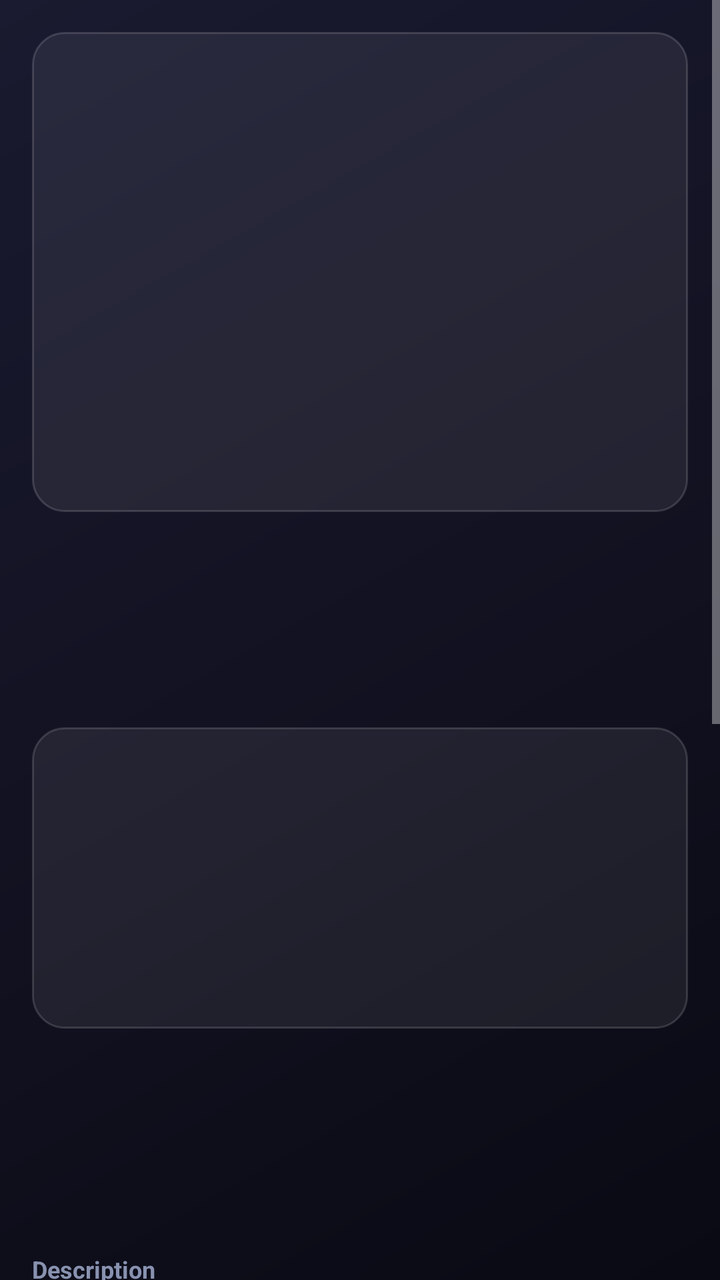
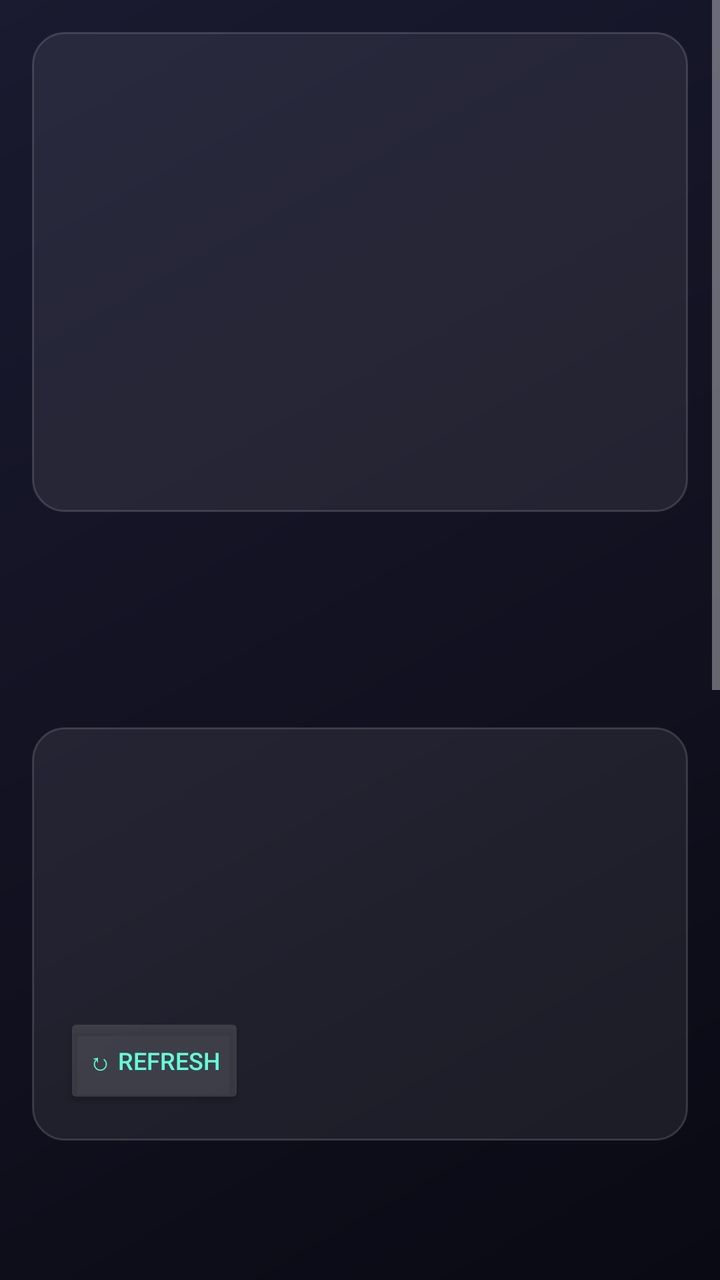

Compare the two renders of this Android layout. The source of the first and the diff that turns it into the second are given below.
<!-- AndroidManifest.xml: application theme Theme.NellisBid -->
<!-- res/layout/activity_detail.xml -->
<?xml version="1.0" encoding="utf-8"?>
<ScrollView xmlns:android="http://schemas.android.com/apk/res/android"
    android:layout_width="match_parent"
    android:layout_height="match_parent"
    android:background="@drawable/bg_gradient"
    android:fillViewport="true">

    <LinearLayout
        android:layout_width="match_parent"
        android:layout_height="wrap_content"
        android:orientation="vertical"
        android:padding="16dp">

        <ImageView
            android:id="@+id/d_img"
            android:layout_width="match_parent"
            android:layout_height="240dp"
            android:scaleType="centerCrop"
            android:background="@drawable/bg_glass"
            android:contentDescription="item photo" />

        <HorizontalScrollView
            android:layout_width="match_parent"
            android:layout_height="wrap_content"
            android:layout_marginTop="8dp"
            android:scrollbars="none">

            <LinearLayout
                android:id="@+id/d_gallery"
                android:layout_width="wrap_content"
                android:layout_height="wrap_content"
                android:orientation="horizontal" />
        </HorizontalScrollView>

        <TextView
            android:id="@+id/d_title"
            android:layout_width="match_parent"
            android:layout_height="wrap_content"
            android:layout_marginTop="14dp"
            android:textColor="@color/text"
            android:textSize="18sp"
            android:textStyle="bold"
            android:textIsSelectable="true" />

        <TextView
            android:id="@+id/d_quality"
            android:layout_width="match_parent"
            android:layout_height="wrap_content"
            android:layout_marginTop="6dp"
            android:textColor="#4CAF50"
            android:textSize="16sp"
            android:textStyle="bold" />

        <TextView
            android:id="@+id/d_condition"
            android:layout_width="match_parent"
            android:layout_height="wrap_content"
            android:layout_marginTop="2dp"
            android:textColor="@color/accent2"
            android:textSize="13sp" />

        <LinearLayout
            android:layout_width="match_parent"
            android:layout_height="wrap_content"
            android:layout_marginTop="14dp"
            android:orientation="vertical"
            android:background="@drawable/bg_glass"
            android:padding="16dp">

            <TextView
                android:id="@+id/d_allin"
                android:layout_width="wrap_content"
                android:layout_height="wrap_content"
                android:textColor="@color/accent"
                android:textSize="22sp"
                android:textStyle="bold" />

            <TextView
                android:id="@+id/d_bid"
                android:layout_width="wrap_content"
                android:layout_height="wrap_content"
                android:layout_marginTop="4dp"
                android:textColor="@color/text"
                android:textSize="15sp" />

            <TextView
                android:id="@+id/d_retail"
                android:layout_width="wrap_content"
                android:layout_height="wrap_content"
                android:layout_marginTop="2dp"
                android:textColor="@color/muted"
                android:textSize="13sp" />

            <TextView
                android:id="@+id/d_premium"
                android:layout_width="wrap_content"
                android:layout_height="wrap_content"
                android:layout_marginTop="2dp"
                android:textColor="@color/muted"
                android:textSize="13sp" />

            <TextView
                android:id="@+id/d_bids"
                android:layout_width="wrap_content"
                android:layout_height="wrap_content"
                android:layout_marginTop="8dp"
                android:textColor="@color/muted"
                android:textSize="13sp" />
        </LinearLayout>

        <TextView
            android:id="@+id/d_closes"
            android:layout_width="match_parent"
            android:layout_height="wrap_content"
            android:layout_marginTop="12dp"
            android:textColor="@color/danger"
            android:textSize="15sp"
            android:textStyle="bold" />

        <TextView
            android:id="@+id/d_time"
            android:layout_width="match_parent"
            android:layout_height="wrap_content"
            android:layout_marginTop="2dp"
            android:textColor="@color/muted"
            android:textSize="13sp" />

        <TextView
            android:id="@+id/d_inventory"
            android:layout_width="match_parent"
            android:layout_height="wrap_content"
            android:layout_marginTop="2dp"
            android:textColor="@color/muted"
            android:textSize="12sp"
            android:textIsSelectable="true" />

        <TextView
            android:id="@+id/d_category"
            android:layout_width="match_parent"
            android:layout_height="wrap_content"
            android:layout_marginTop="10dp"
            android:textColor="@color/accent2"
            android:textSize="13sp" />

        <TextView
            android:id="@+id/d_desc_header"
            android:layout_width="match_parent"
            android:layout_height="wrap_content"
            android:layout_marginTop="14dp"
            android:text="Description"
            android:textColor="@color/muted"
            android:textSize="12sp"
            android:textStyle="bold" />

        <TextView
            android:id="@+id/d_description"
            android:layout_width="match_parent"
            android:layout_height="wrap_content"
            android:layout_marginTop="4dp"
            android:textColor="@color/text"
            android:textSize="14sp"
            android:lineSpacingExtra="3dp"
            android:textIsSelectable="true" />

        <TextView
            android:id="@+id/d_feat_header"
            android:layout_width="match_parent"
            android:layout_height="wrap_content"
            android:layout_marginTop="12dp"
            android:text="Features"
            android:textColor="@color/muted"
            android:textSize="12sp"
            android:textStyle="bold" />

        <TextView
            android:id="@+id/d_features"
            android:layout_width="match_parent"
            android:layout_height="wrap_content"
            android:layout_marginTop="4dp"
            android:textColor="@color/text"
            android:textSize="13sp"
            android:lineSpacingExtra="3dp"
            android:textIsSelectable="true" />

        <TextView
            android:id="@+id/d_details_header"
            android:layout_width="match_parent"
            android:layout_height="wrap_content"
            android:layout_marginTop="12dp"
            android:text="Details"
            android:textColor="@color/muted"
            android:textSize="12sp"
            android:textStyle="bold" />

        <TextView
            android:id="@+id/d_details"
            android:layout_width="match_parent"
            android:layout_height="wrap_content"
            android:layout_marginTop="4dp"
            android:textColor="@color/muted"
            android:textSize="13sp"
            android:lineSpacingExtra="2dp"
            android:textIsSelectable="true" />

        <TextView
            android:id="@+id/d_notes"
            android:layout_width="match_parent"
            android:layout_height="wrap_content"
            android:layout_marginTop="10dp"
            android:textColor="@color/accent2"
            android:textSize="13sp"
            android:textIsSelectable="true" />

        <LinearLayout
            android:layout_width="match_parent"
            android:layout_height="wrap_content"
            android:layout_marginTop="20dp"
            android:orientation="horizontal"
            android:gravity="center_vertical">

            <EditText
                android:id="@+id/d_bid_amount"
                android:layout_width="0dp"
                android:layout_height="wrap_content"
                android:layout_weight="1"
                android:background="@drawable/bg_search"
                android:hint="Your bid"
                android:textColorHint="@color/muted"
                android:textColor="@color/text"
                android:inputType="numberDecimal"
                android:padding="12dp" />

            <Button
                android:id="@+id/d_bid_btn"
                android:layout_width="wrap_content"
                android:layout_height="wrap_content"
                android:layout_marginStart="8dp"
                android:text="Place Bid"
                android:textColor="@color/bg"
                android:textStyle="bold"
                android:backgroundTint="@color/accent" />
        </LinearLayout>

        <TextView
            android:id="@+id/d_bid_status"
            android:layout_width="match_parent"
            android:layout_height="wrap_content"
            android:layout_marginTop="8dp"
            android:textColor="@color/accent2"
            android:textSize="13sp" />

        <LinearLayout
            android:layout_width="match_parent"
            android:layout_height="wrap_content"
            android:layout_marginTop="12dp"
            android:orientation="horizontal">

            <Button
                android:id="@+id/d_view_nellis"
                android:layout_width="0dp"
                android:layout_height="wrap_content"
                android:layout_weight="1"
                android:text="View on Nellis"
                android:textColor="@color/text"
                android:backgroundTint="#22FFFFFF" />

            <Button
                android:id="@+id/d_view_amazon"
                android:layout_width="0dp"
                android:layout_height="wrap_content"
                android:layout_weight="1"
                android:layout_marginStart="8dp"
                android:text="View on Amazon"
                android:textColor="@color/text"
                android:backgroundTint="#22FFFFFF" />
        </LinearLayout>

        <Button
            android:id="@+id/d_similar_btn"
            android:layout_width="match_parent"
            android:layout_height="wrap_content"
            android:layout_marginTop="8dp"
            android:text="Similar items"
            android:textColor="@color/text"
            android:backgroundTint="#22FFFFFF" />

        <Button
            android:id="@+id/d_share_btn"
            android:layout_width="match_parent"
            android:layout_height="wrap_content"
            android:layout_marginTop="8dp"
            android:text="Share"
            android:textColor="@color/text"
            android:backgroundTint="#22FFFFFF" />

        <Button
            android:id="@+id/d_watch_btn"
            android:layout_width="match_parent"
            android:layout_height="wrap_content"
            android:layout_marginTop="8dp"
            android:text="☆ Watch"
            android:textColor="@color/accent2"
            android:backgroundTint="#22FFFFFF" />

    </LinearLayout>
</ScrollView>
<!-- resources referenced by this layout -->
<resources>
  <color name="accent">#64FFDA</color>
  <color name="accent2">#FFD54F</color>
  <color name="bg">#0A0A14</color>
  <color name="danger">#FF5252</color>
  <color name="muted">#8892B0</color>
  <color name="text">#E6E6F0</color>
  <!-- drawable bg_glass (drawable) -->
  <?xml version="1.0" encoding="utf-8"?>
  <shape xmlns:android="http://schemas.android.com/apk/res/android"
      android:shape="rectangle">
      <solid android:color="#12FFFFFF" />
      <stroke android:width="1dp" android:color="#26FFFFFF" />
      <corners android:radius="16dp" />
  </shape>
  <!-- drawable bg_gradient (drawable) -->
  <?xml version="1.0" encoding="utf-8"?>
  <shape xmlns:android="http://schemas.android.com/apk/res/android"
      android:shape="rectangle">
      <gradient
          android:startColor="#0A0A14"
          android:endColor="#1A1A30"
          android:angle="135" />
  </shape>
  <!-- drawable bg_search (drawable) -->
  <?xml version="1.0" encoding="utf-8"?>
  <shape xmlns:android="http://schemas.android.com/apk/res/android"
      android:shape="rectangle">
      <solid android:color="#14FFFFFF" />
      <stroke android:width="1dp" android:color="#26FFFFFF" />
      <corners android:radius="12dp" />
  </shape>
  <style name="Theme.NellisBid" parent="Theme.AppCompat.NoActionBar">
          <item name="android:windowBackground">@color/bg</item>
          <item name="android:statusBarColor">@color/bg</item>
          <item name="android:navigationBarColor">@color/bg</item>
          <item name="colorPrimary">@color/accent</item>
          <item name="colorAccent">@color/accent</item>
      </style>
</resources>

<!-- the commit's change to res/layout/activity_detail.xml (unified diff, before → after) -->
@@ -106,6 +106,16 @@
                 android:layout_marginTop="8dp"
                 android:textColor="@color/muted"
                 android:textSize="13sp" />
+
+            <Button
+                android:id="@+id/d_refresh_btn"
+                android:layout_width="wrap_content"
+                android:layout_height="wrap_content"
+                android:layout_marginTop="8dp"
+                android:text="↻ Refresh"
+                android:textSize="12sp"
+                android:textColor="@color/accent"
+                android:backgroundTint="#22FFFFFF" />
         </LinearLayout>
 
         <TextView
